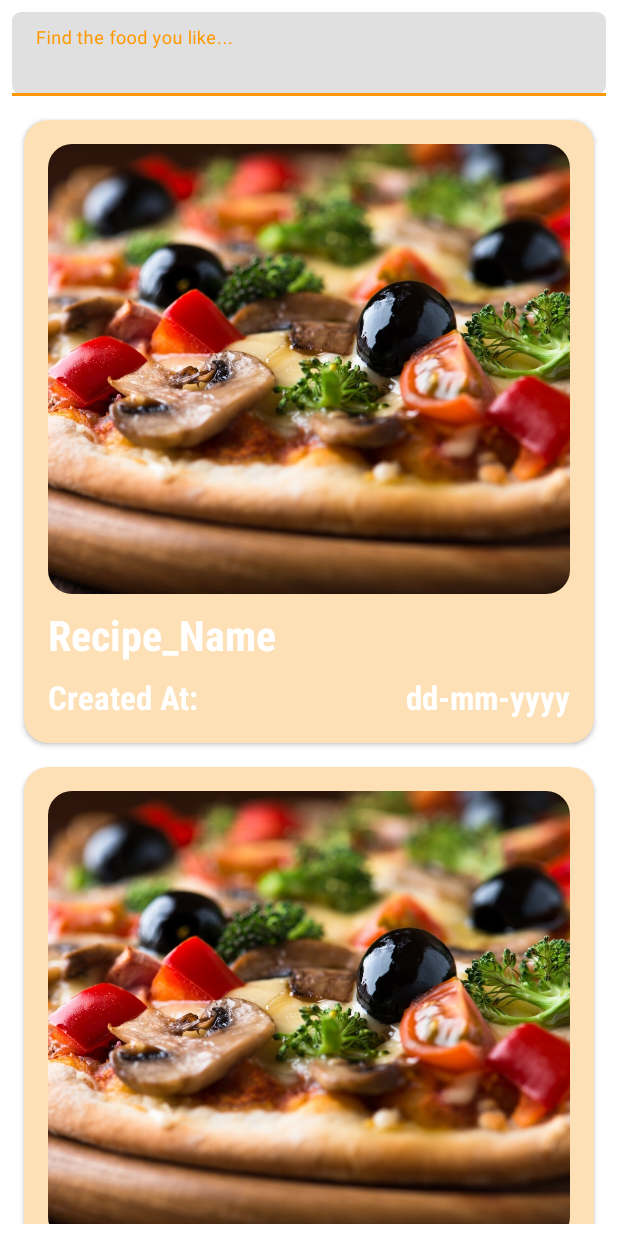
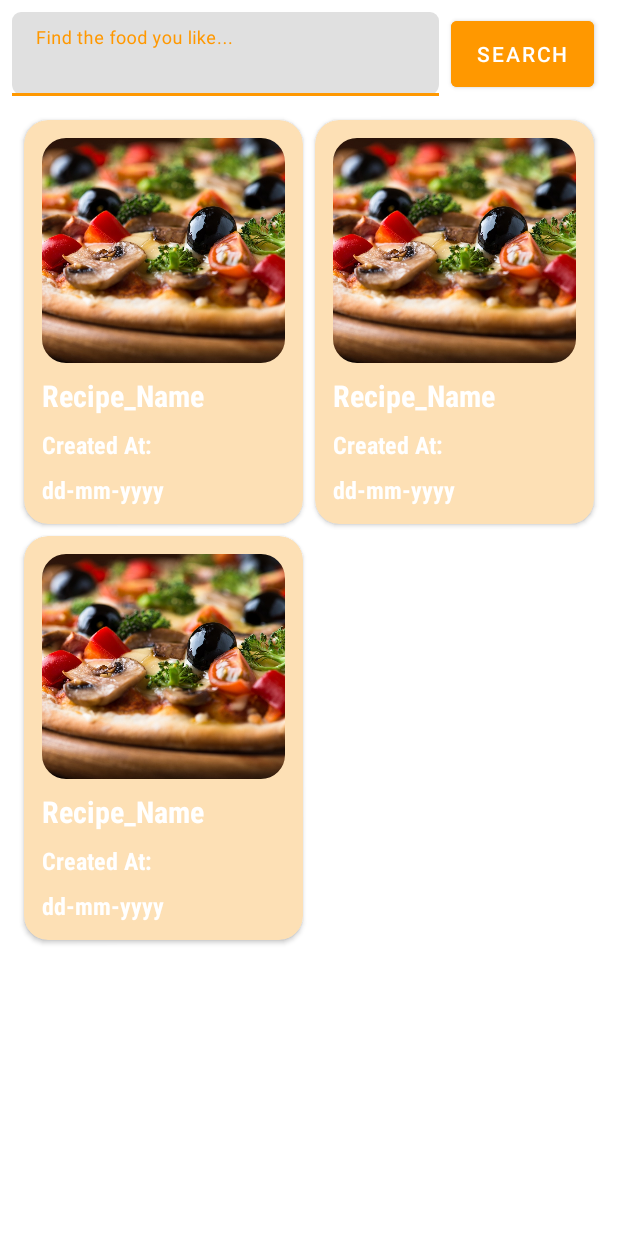
Before and after one commit to adiupd123/CookMaster, an Android app: the layout activity_main.xml on its own in the app's theme, with its tools: preview values and no code run, on a phone screen of 412 x 824 dp. Run offline under Robolectric (Android 15) with nearby library versions, the phone set to English and light mode, and no system bars.

Commit message:
Added Recipe API and Retrofit with some part remaining

```diff
--- a/app/src/main/AndroidManifest.xml
+++ b/app/src/main/AndroidManifest.xml
@@ -1,6 +1,8 @@
 <?xml version="1.0" encoding="utf-8"?>
 <manifest xmlns:android="http://schemas.android.com/apk/res/android"
     xmlns:tools="http://schemas.android.com/tools">
+
+    <uses-permission android:name="android.permission.INTERNET"/>
 
     <application
         android:allowBackup="true"
--- a/app/src/main/res/layout/activity_main.xml
+++ b/app/src/main/res/layout/activity_main.xml
@@ -7,9 +7,20 @@
     android:padding="8dp"
     tools:context=".MainActivity">
 
+    <LinearLayout
+        android:id="@+id/linearLayout"
+        android:layout_width="match_parent"
+        android:layout_height="wrap_content"
+        android:orientation="horizontal"
+        app:layout_constraintEnd_toEndOf="parent"
+        app:layout_constraintStart_toStartOf="parent"
+        app:layout_constraintTop_toTopOf="parent">
+
+
         <com.google.android.material.textfield.TextInputLayout
             android:id="@+id/search_inputLayout"
             android:layout_width="0dp"
+            android:layout_weight="0.75"
             android:layout_height="wrap_content"
             android:hint="Find the food you like..."
             app:boxCornerRadiusBottomEnd="8dp"
@@ -17,10 +28,7 @@
             app:boxCornerRadiusTopEnd="6dp"
             app:boxCornerRadiusTopStart="6dp"
             app:boxStrokeColor="@color/orange"
-        app:hintTextColor="@color/orange"
-        app:layout_constraintEnd_toEndOf="parent"
-        app:layout_constraintStart_toStartOf="parent"
-        app:layout_constraintTop_toTopOf="parent">
+            app:hintTextColor="@color/orange">
             <!--    app:boxBackgroundMode="none"-->
 
             <EditText
@@ -30,17 +38,29 @@
 
         </com.google.android.material.textfield.TextInputLayout>
 
-
+        <Button
+            android:id="@+id/search_button"
+            android:layout_width="0dp"
+            android:layout_weight="0.25"
+            android:layout_marginLeft="8dp"
+            android:layout_marginRight="8dp"
+            android:layout_height="match_parent"
+            android:text="Search"
+            android:backgroundTint="@color/orange"/>
+    </LinearLayout>
 
     <androidx.recyclerview.widget.RecyclerView
+        android:id="@+id/recipes_recyclerView"
         android:layout_width="0dp"
         android:layout_height="0dp"
         android:layout_marginTop="8dp"
+        android:padding="4dp"
         tools:listitem="@layout/recipe_item"
-        app:layoutManager="androidx.recyclerview.widget.LinearLayoutManager"
+        app:layoutManager="androidx.recyclerview.widget.GridLayoutManager"
+        app:spanCount="2"
         app:layout_constraintEnd_toEndOf="parent"
         app:layout_constraintStart_toStartOf="parent"
-        app:layout_constraintTop_toBottomOf="@id/search_inputLayout"
+        app:layout_constraintTop_toBottomOf="@id/linearLayout"
         app:layout_constraintBottom_toBottomOf="parent"/>
 
 </androidx.constraintlayout.widget.ConstraintLayout>
--- a/app/src/main/res/layout/recipe_item.xml
+++ b/app/src/main/res/layout/recipe_item.xml
@@ -4,18 +4,18 @@
     android:layout_height="wrap_content"
     xmlns:app="http://schemas.android.com/apk/res-auto"
     app:cardCornerRadius="16dp"
-    android:layout_margin="8dp"
+    android:layout_margin="4dp"
     android:backgroundTint="@color/light_orange">
 
     <RelativeLayout
         android:layout_width="match_parent"
         android:layout_height="match_parent"
-        android:padding="16dp">
+        android:padding="12dp">
 
         <com.google.android.material.imageview.ShapeableImageView
             android:id="@+id/recipe_imageView"
             android:layout_width="match_parent"
-            android:layout_height="300dp"
+            android:layout_height="150dp"
             android:src="@drawable/recipe_image"
             android:scaleType="centerCrop"
             app:shapeAppearanceOverlay="@style/roundedCorners"/>
@@ -28,7 +28,7 @@
             android:textColor="@color/white"
             android:textStyle="bold"
             android:fontFamily="sans-serif-condensed-medium"
-            android:textSize="28sp"
+            android:textSize="20sp"
             android:layout_marginTop="8dp"
             android:layout_below="@id/recipe_imageView"/>
 
@@ -40,7 +40,7 @@
             android:textColor="@color/white"
             android:textStyle="bold"
             android:fontFamily="sans-serif-condensed-medium"
-            android:textSize="22sp"
+            android:textSize="16sp"
             android:layout_marginTop="8dp"
             android:layout_below="@id/recipeName_textView"/>
 
@@ -52,9 +52,8 @@
             android:textColor="@color/white"
             android:textStyle="bold"
             android:fontFamily="sans-serif-condensed-medium"
-            android:textSize="22sp"
+            android:textSize="16sp"
             android:layout_marginTop="8dp"
-            android:layout_below="@id/recipeName_textView"
-            android:layout_alignParentRight="true"/>
+            android:layout_below="@id/recipeCreatedLabel_textView"/>
     </RelativeLayout>
 </androidx.cardview.widget.CardView>
```
Also changed, not shown: app/build.gradle (+12 -1 lines), app/src/main/java/com/adiupd123/cookmaster/MainActivity.kt (+56 -1 lines), app/src/main/java/com/adiupd123/cookmaster/Recipe.kt (added, +10 -0 lines), app/src/main/java/com/adiupd123/cookmaster/RecipeAdapter.kt (added, +58 -0 lines), app/src/main/java/com/adiupd123/cookmaster/RecipeApi.kt (added, +18 -0 lines), app/src/main/java/com/adiupd123/cookmaster/RequestInterceptor.kt (added, +12 -0 lines), app/src/main/java/com/adiupd123/cookmaster/RetrofitClient.kt (added, +22 -0 lines), app/src/main/java/com/adiupd123/cookmaster/UserService.kt (added, +9 -0 lines), app/src/main/res/values/strings.xml (+42 -0 lines). Lines whose indentation alone changed are shown as unchanged.
